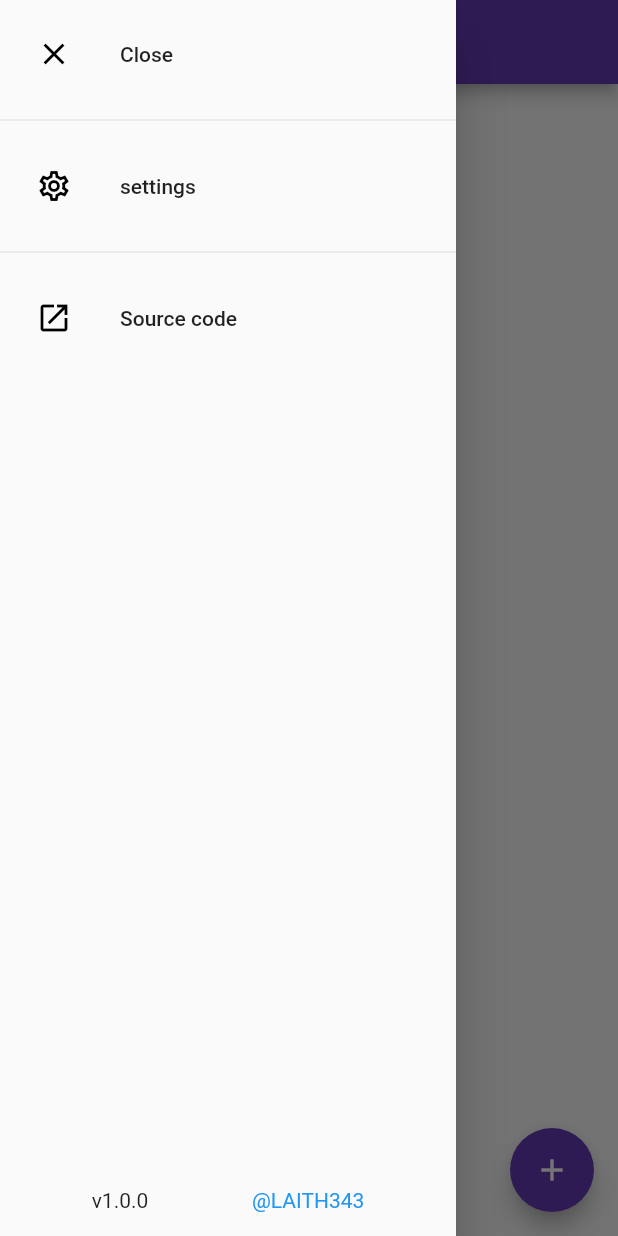
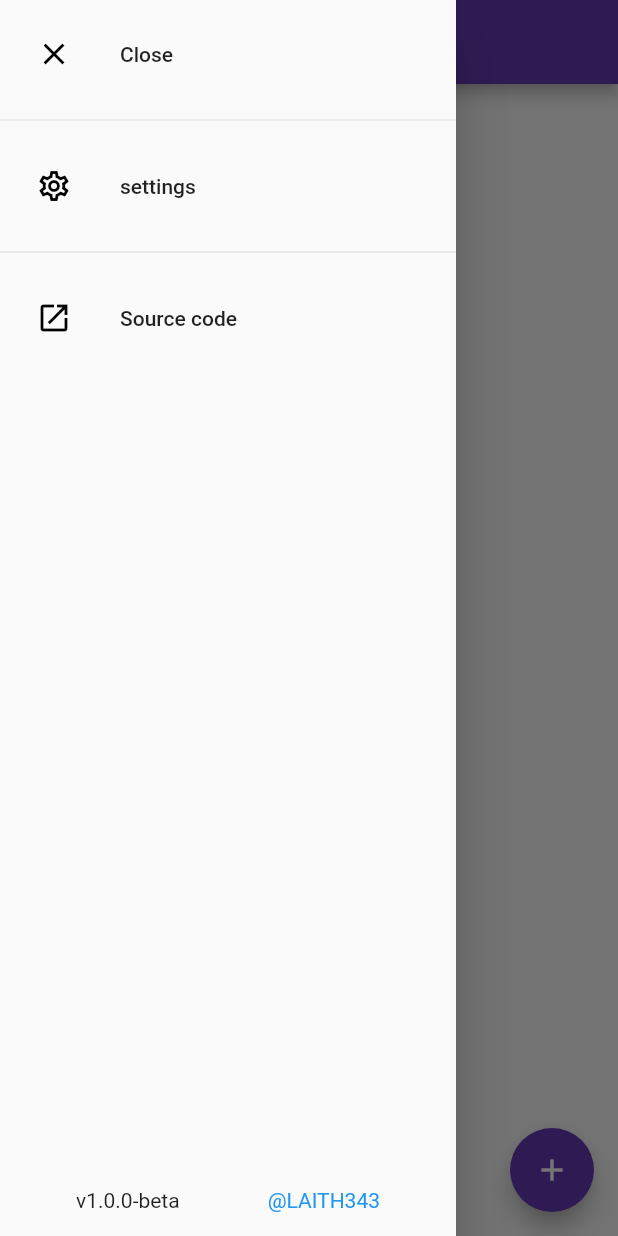
Before and after one commit to LAITH343/exam-reminder, a Flutter app: the HomeScreen screen opened directly, with the side drawer open, on a phone screen of 412 x 824 dp. Run offline on Flutter 3.47's test engine with Material 2 defaults, Android fonts, the phone set to English and light mode, and no system bars; our stand-ins replace flutter_easyloading, shared_preferences; missing offline and left inert: sqlite3; accounts and stored records are empty.

Commit message:
updated app source code url and version

```diff
--- a/lib/constants.dart
+++ b/lib/constants.dart
@@ -2,8 +2,8 @@ import 'package:exam_reminder/models/database.dart';
 import 'package:exam_reminder/models/localizations_manager.dart';
 import 'package:exam_reminder/models/theme_manager.dart';
 
-const String appVersion = "1.0.0";
-const String appSourceCodeURL = "https://github.com/LAITH343";
+const String appVersion = "1.0.0-beta";
+const String appSourceCodeURL = "https://github.com/LAITH343/exam-reminder";
 
 late DataBaseManager mainDB;
 AppThemeManager themeManager = AppThemeManager();
```
